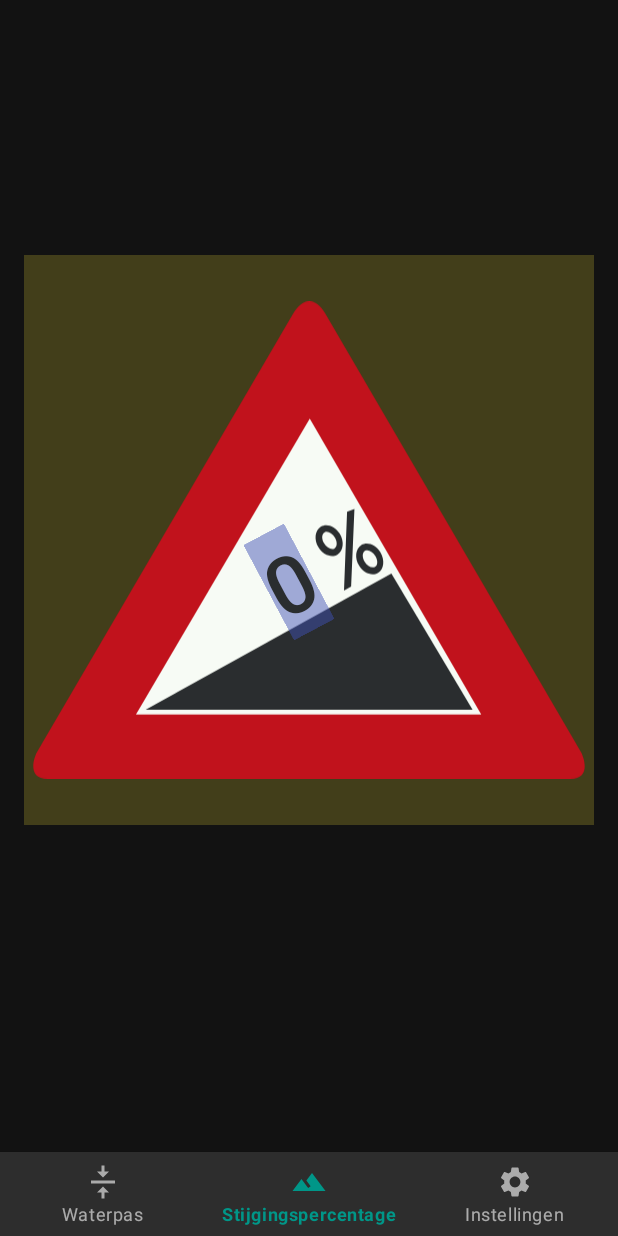
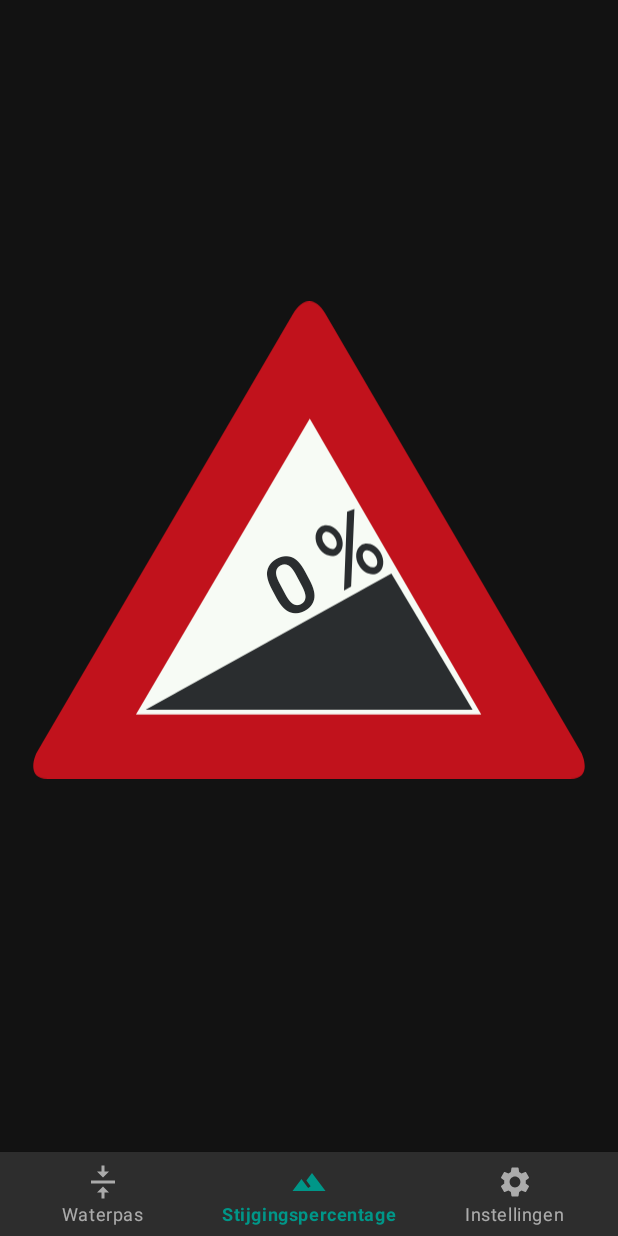
Before and after one commit to rsids/carlevel-andoid, an Android app: the InclineFragment screen opened through its navigation route, on a phone screen of 412 x 824 dp. Run offline under Robolectric (Android 15) with nearby library versions, the phone set to English and light mode, and no system bars; our stand-ins replace navigation-ui; libraries missing offline, so code that uses them is left out: com.github.anrimian.acrareportdialog, com.hoho.android; 2 statements that could not run were skipped.

Commit message:
Removed temp bg

```diff
--- a/app/src/main/res/layout/fragment_incline.xml
+++ b/app/src/main/res/layout/fragment_incline.xml
@@ -17,7 +17,6 @@
         android:layout_marginTop="8dp"
         android:layout_marginEnd="16dp"
         android:layout_marginBottom="?attr/actionBarSize"
-        android:background="#34FFEB3B"
         app:layout_constraintBottom_toBottomOf="parent"
         app:layout_constraintDimensionRatio="1:1"
         app:layout_constraintEnd_toEndOf="parent"
@@ -47,7 +46,6 @@
             android:layout_height="wrap_content"
             android:layout_marginStart="8dp"
             android:layout_marginTop="8dp"
-            android:background="#7A3F51B5"
             android:fontFamily="sans-serif-medium"
             android:rotation="-28"
             android:textAlignment="viewEnd"
```
